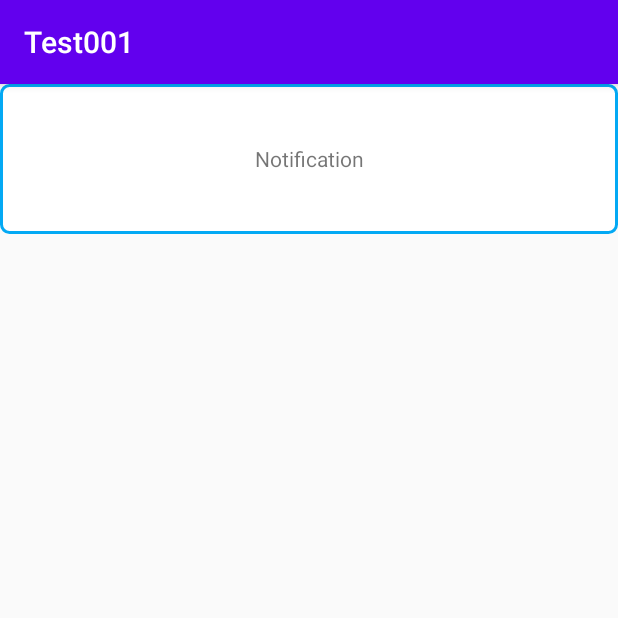
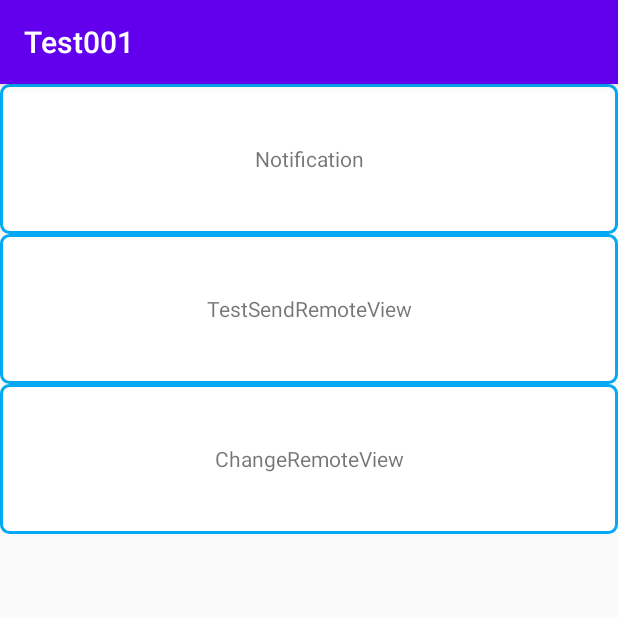
Before and after one commit to Ivor-tan/AndroidStudy_2020_08_04, an Android app: the RemoteViewActivity screen opened directly, with no data from a screen before it, after a tap on "Notification", on a phone screen of 412 x 824 dp, the top half of it. Run offline under Robolectric (Android 15) with nearby library versions, the phone set to English and light mode, and no system bars.

Commit message:
第5章 RemoteView

```diff
--- a/app/src/main/java/com/example/test001/remoteview/RemoteViewActivity.java
+++ b/app/src/main/java/com/example/test001/remoteview/RemoteViewActivity.java
@@ -9,16 +9,28 @@ import android.content.Intent;
 import android.graphics.Color;
 import android.os.Build;
 import android.os.Bundle;
+import android.os.Process;
+import android.util.Log;
 import android.view.View;
+import android.widget.RemoteViews;
+import android.widget.TextView;
 
 import androidx.annotation.Nullable;
 import androidx.annotation.RequiresApi;
 import androidx.appcompat.app.AppCompatActivity;
 import androidx.core.app.NotificationCompat;
 
+import com.example.test001.MainActivity;
 import com.example.test001.R;
 
+import java.util.Random;
+
 public class RemoteViewActivity extends AppCompatActivity {
+
+    private RemoteViews remoteViews;
+    private NotificationManager manager;
+    private Notification notification;
+
     @Override
     protected void onCreate(@Nullable Bundle savedInstanceState) {
         super.onCreate(savedInstanceState);
@@ -31,11 +43,31 @@ public class RemoteViewActivity extends AppCompatActivity {
                 initNotification();
             }
         });
+        findViewById(R.id.remoteView_textView002).setOnClickListener(new View.OnClickListener() {
+            @Override
+            public void onClick(View view) {
+                startActivity(new Intent(RemoteViewActivity.this, RemoteViewTest001Activity.class));
+            }
+        });
+        findViewById(R.id.remoteView_textView003).setOnClickListener(new View.OnClickListener() {
+            @Override
+            public void onClick(View view) {
+                remoteViews.setTextViewText(R.id.remote_view_text001, "==========" + new Random().nextInt(10));
+
+//                remoteViews.reapply();
+//                TextView textView = new TextView(RemoteViewActivity.this);
+//                remoteViews.reapply(RemoteViewActivity.this, textView);
+//                manager.notify();
+                manager.notify(1, notification);
+            }
+        });
     }
 
     @RequiresApi(api = Build.VERSION_CODES.O)
     private void initNotification() {
-        Notification notification = new NotificationCompat.Builder(RemoteViewActivity.this, "1")
+        remoteViews = new RemoteViews(getPackageName(), R.layout.remote_view);
+        notification = new NotificationCompat.Builder(RemoteViewActivity.this, "1")
+                .setCustomContentView(remoteViews)
                 .setSmallIcon(R.mipmap.ic_launcher).build();
 //        notification.tickerText = "RemoteViewActivity";
 //        notification.flags = Notification.FLAG_AUTO_CANCEL;
@@ -51,7 +83,7 @@ public class RemoteViewActivity extends AppCompatActivity {
         channel.enableLights(true); //是否在桌面icon右上角展示小红点
         channel.setLightColor(Color.GREEN); //小红点颜色
         channel.setShowBadge(true); //是否在久按桌面图标时显示此渠道的通知
-        NotificationManager manager = (NotificationManager) getSystemService(NOTIFICATION_SERVICE);
+        manager = (NotificationManager) getSystemService(NOTIFICATION_SERVICE);
         manager.createNotificationChannel(channel);
         manager.notify(1, notification);
 
--- a/app/src/main/res/layout/activity_main.xml
+++ b/app/src/main/res/layout/activity_main.xml
@@ -24,7 +24,7 @@
             android:layout_height="100dp"
             android:background="@drawable/bg_textview"
             android:gravity="center"
-            android:text="Hello World!"
+            android:text="GridView"
             app:layout_constraintLeft_toLeftOf="parent"
             app:layout_constraintRight_toRightOf="parent"
             app:layout_constraintTop_toTopOf="parent" />
--- a/app/src/main/res/layout/activity_remote_view.xml
+++ b/app/src/main/res/layout/activity_remote_view.xml
@@ -18,5 +18,23 @@
             app:layout_constraintLeft_toLeftOf="parent"
             app:layout_constraintRight_toRightOf="parent"
             app:layout_constraintTop_toTopOf="parent" />
+
+        <TextView
+            android:id="@+id/remoteView_textView002"
+            android:layout_width="match_parent"
+            android:layout_height="100dp"
+            android:background="@drawable/bg_textview"
+            android:gravity="center"
+            android:text="TestSendRemoteView"
+            app:layout_constraintTop_toBottomOf="@id/remoteView_textView001" />
+
+        <TextView
+            android:id="@+id/remoteView_textView003"
+            android:layout_width="match_parent"
+            android:layout_height="100dp"
+            android:background="@drawable/bg_textview"
+            android:gravity="center"
+            android:text="ChangeRemoteView"
+            app:layout_constraintTop_toBottomOf="@id/remoteView_textView002" />
     </androidx.constraintlayout.widget.ConstraintLayout>
 </androidx.core.widget.NestedScrollView>
```
Also changed, not shown: app/src/main/AndroidManifest.xml (+12 -0 lines), app/src/main/java/com/example/test001/MainActivity.java (+7 -29 lines), app/src/main/java/com/example/test001/remoteview/AppWidget.java (added, +22 -0 lines), app/src/main/java/com/example/test001/remoteview/RemoteViewTest001Activity.java (added, +65 -0 lines), app/src/main/java/com/example/test001/remoteview/RemoteViewTest002Activity.java (added, +77 -0 lines), app/src/main/res/layout/remote_view.xml (added, +24 -0 lines), app/src/main/res/layout/remote_view_test001.xml (added, +17 -0 lines), app/src/main/res/layout/remote_view_test002.xml (added, +26 -0 lines), app/src/main/res/layout/widget.xml (added, +7 -0 lines), app/src/main/res/xml/app_widget_info.xml (added, +9 -0 lines).
